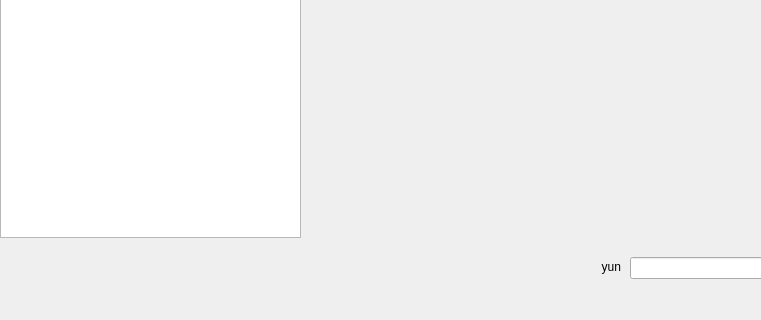
Old version of the form mainwindow.ui in the repository yunnsbz/File-Manager; both pictures show x 0 to 761 and y 282 to 602 of the 881 by 602 pixel window.
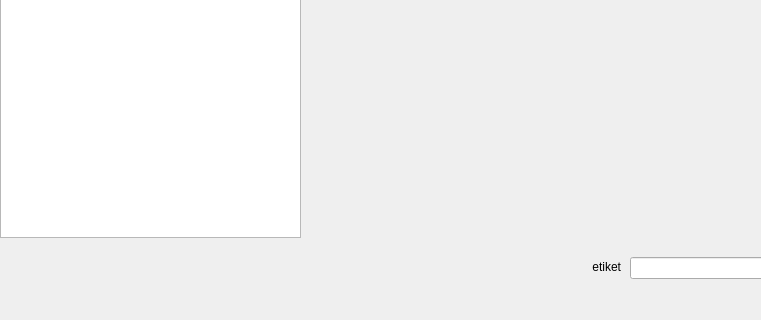
New version of the form.

Patch:
```diff
--- a/mainwindow.ui
+++ b/mainwindow.ui
@@ -64,9 +64,9 @@
    <widget class="QLabel" name="label">
     <property name="geometry">
      <rect>
-      <x>40</x>
+      <x>20</x>
       <y>520</y>
-      <width>581</width>
+      <width>601</width>
       <height>20</height>
      </rect>
     </property>
@@ -77,7 +77,7 @@
      <bool>false</bool>
     </property>
     <property name="text">
-     <string>yun</string>
+     <string>etiket</string>
     </property>
     <property name="scaledContents">
      <bool>true</bool>
```
Left out of the diff: 2 changed lines with no effect on the pictures.
